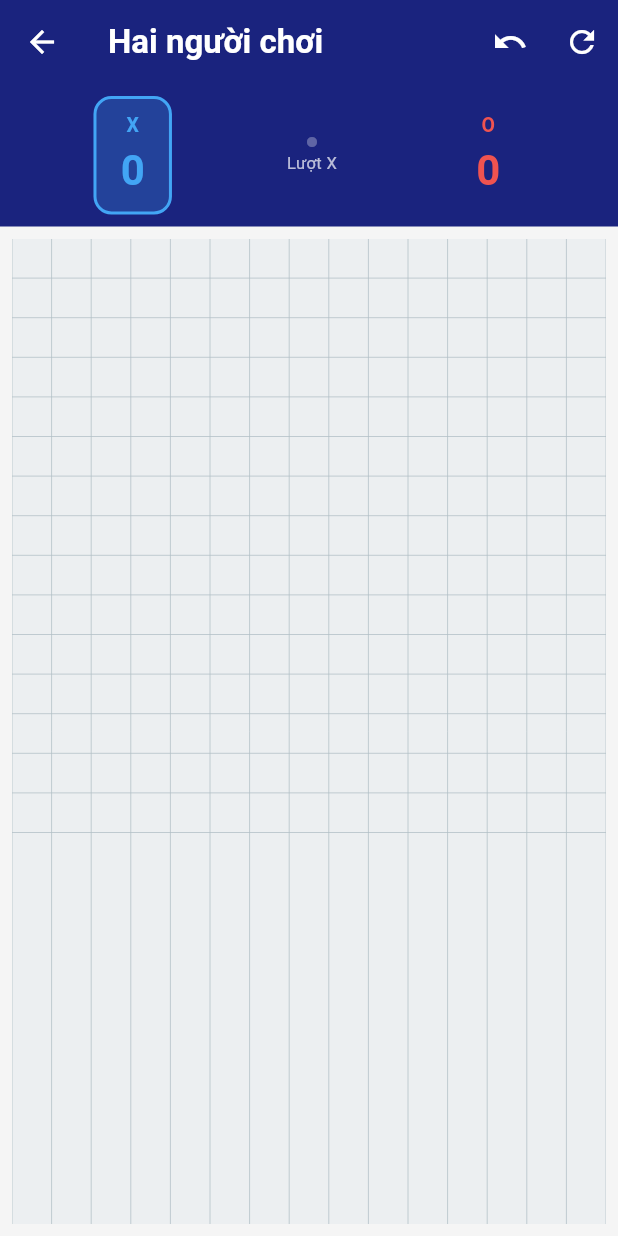
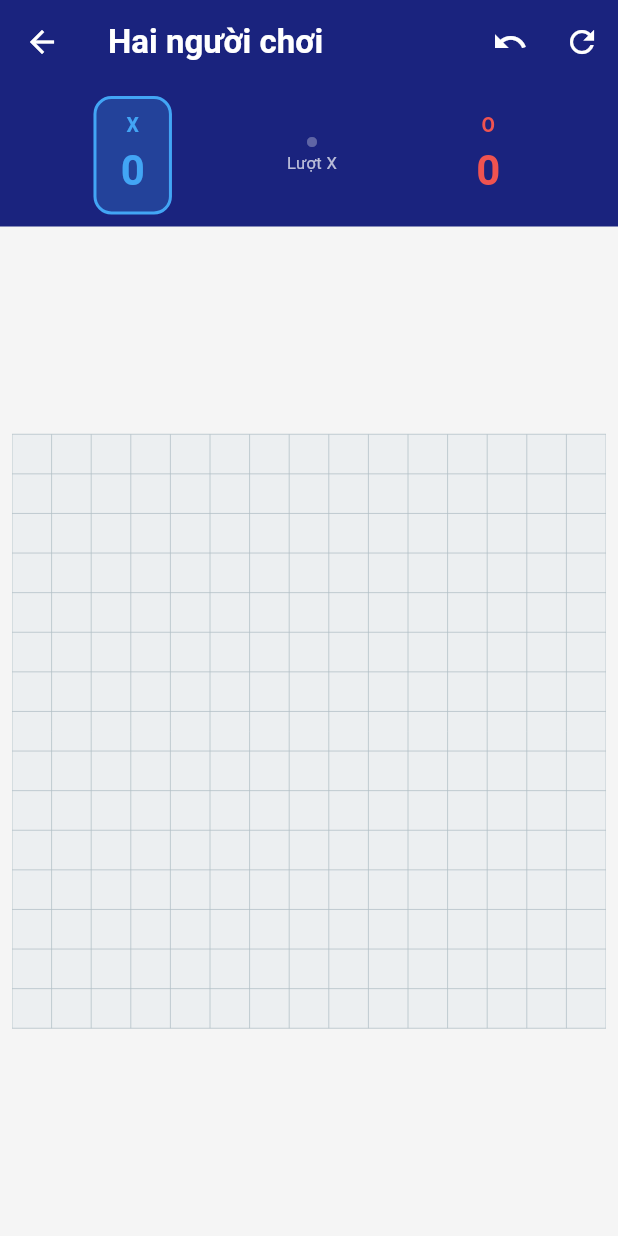
Before and after one commit to quyetlt/caro-game, a Flutter app: the GameScreen screen opened directly, on a phone screen of 412 x 824 dp. Run offline on Flutter 3.47's test engine with Material 3 defaults, Android fonts, the phone set to English and light mode, and no system bars; our stand-ins replace cloud_firestore, firebase_auth, firebase_core, shared_preferences; accounts and stored records are empty.

Commit message:
fix: app label "Cờ Caro" + square board (remove stray grid lines)
- AndroidManifest android:label was "caro_game", showing the package
  name on the launcher/Play. Set it to "Cờ Caro".
- The board was not actually square: InteractiveViewer (constrained:true)
  forced its child to the tall viewport height, defeating AspectRatio.
  The painter derived cell size from width, so horizontal lines only
  covered the top square while vertical lines ran the full height —
  leaving stray vertical-only lines below the grid.
  Use LayoutBuilder + Center + a SizedBox sized to the shortest side so
  the board is genuinely square; map taps from that known side. Bump 1.1.0+5.

Co-Authored-By: Claude Opus 4.8 <noreply@anthropic.com>

```diff
--- a/lib/widgets/board_widget.dart
+++ b/lib/widgets/board_widget.dart
@@ -22,18 +22,22 @@ class _BoardWidgetState extends State<BoardWidget> {
 
   @override
   Widget build(BuildContext context) {
+    return LayoutBuilder(
+      builder: (context, constraints) {
+        // Cạnh vuông = cạnh ngắn nhất của vùng trống → bàn cờ luôn vuông,
+        // không bị kéo dài kẻ dọc xuống phần thừa bên dưới.
+        final side = constraints.biggest.shortestSide;
+        final cellSize = side / GameState.boardSize;
         return InteractiveViewer(
           transformationController: _transformController,
           minScale: 0.5,
           maxScale: 3.0,
-      child: AspectRatio(
-        aspectRatio: 1,
-        child: CustomPaint(
-          painter: _BoardPainter(widget.gameState),
+          child: Center(
+            child: SizedBox(
+              width: side,
+              height: side,
               child: GestureDetector(
                 onTapDown: (details) {
-              final size = context.size!;
-              final cellSize = size.width / GameState.boardSize;
                   final col = (details.localPosition.dx / cellSize).floor();
                   final row = (details.localPosition.dy / cellSize).floor();
                   if (row >= 0 && row < GameState.boardSize &&
@@ -41,9 +45,15 @@ class _BoardWidgetState extends State<BoardWidget> {
                     widget.onTap(row, col);
                   }
                 },
+                child: CustomPaint(
+                  painter: _BoardPainter(widget.gameState),
+                  size: Size.square(side),
                 ),
               ),
             ),
+          ),
+        );
+      },
     );
   }
 }
--- a/pubspec.yaml
+++ b/pubspec.yaml
@@ -14,7 +14,7 @@ publish_to: 'none'
 # https://developer.apple.com/library/archive/documentation/General/Reference/InfoPlistKeyReference/Articles/CoreFoundationKeys.html
 # In Windows, build-name is used as the major, minor, and patch parts
 # of the product and file versions while build-number is used as the build suffix.
-version: 1.1.0+4
+version: 1.1.0+5
 
 environment:
   sdk: ^3.12.1
```
Also changed, not shown: 1 other file. Lines whose indentation alone changed are shown as unchanged.
